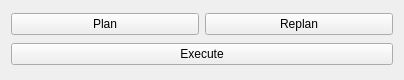
Before: the Qt Designer form resources/pal_fsp_gui.ui in pal-robotics/pal_fsp_gui, drawn with Qt 5.
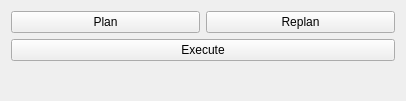
After: the same form once the commit is applied.

Commit message: Add Cnacel option, fix markers

```diff
--- a/resources/pal_fsp_gui.ui
+++ b/resources/pal_fsp_gui.ui
@@ -6,8 +6,8 @@
    <rect>
     <x>0</x>
     <y>0</y>
-    <width>404</width>
-    <height>80</height>
+    <width>406</width>
+    <height>101</height>
    </rect>
   </property>
   <property name="windowTitle">
@@ -39,6 +39,13 @@
      </property>
     </widget>
    </item>
+   <item>
+    <widget class="QLabel" name="display_">
+     <property name="text">
+      <string/>
+     </property>
+    </widget>
+   </item>
   </layout>
  </widget>
  <resources/>
```
The commit also changes 1 other file.
